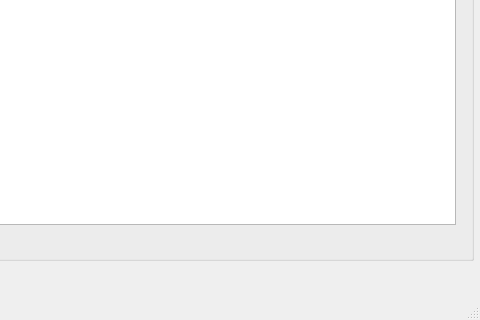
Old version of the form pytrader.ui in the repository iburn78/autotrading; both pictures show x 984 to 1464 and y 211 to 531 of the 1464 by 531 pixel window.
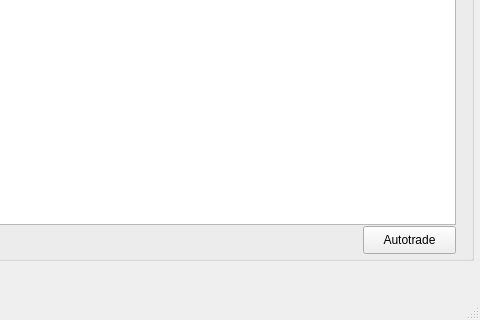
New version of the form.

What changed in the file:
```diff
--- a/pytrader.ui
+++ b/pytrader.ui
@@ -289,6 +289,19 @@
       <string>조회</string>
      </property>
     </widget>
+    <widget class="QPushButton" name="pushButton_3">
+     <property name="geometry">
+      <rect>
+       <x>1080</x>
+       <y>426</y>
+       <width>93</width>
+       <height>28</height>
+      </rect>
+     </property>
+     <property name="text">
+      <string>Autotrade</string>
+     </property>
+    </widget>
    </widget>
    <widget class="QLabel" name="label_7">
     <property name="geometry">
```
